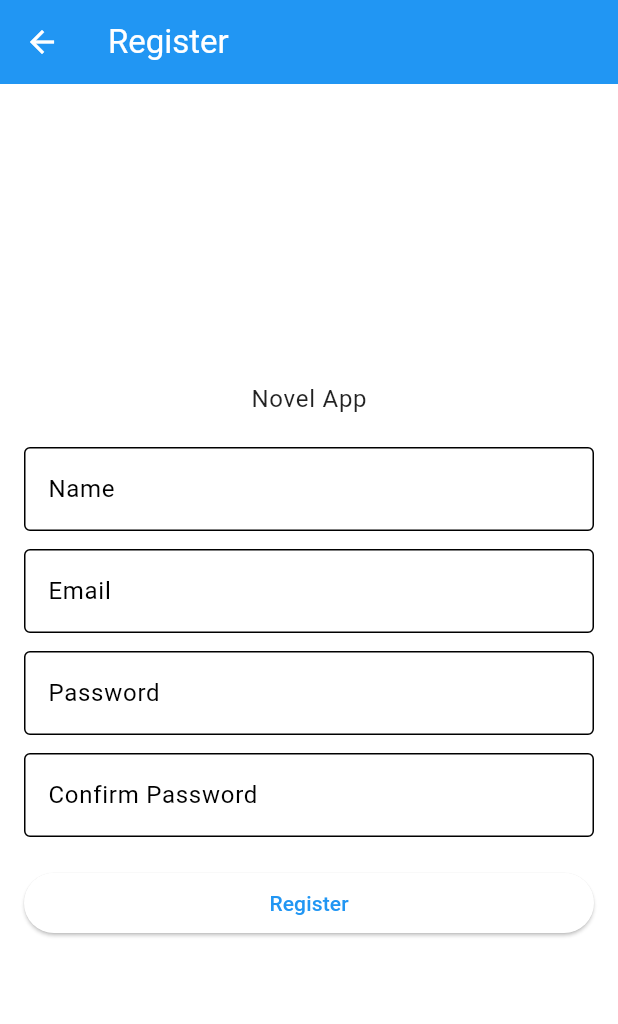
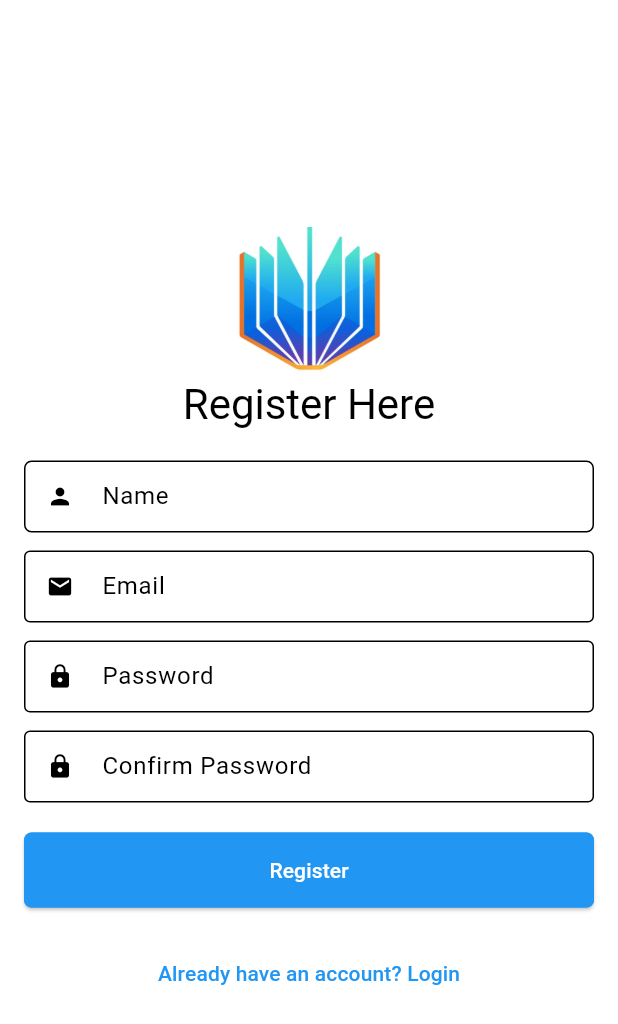
Before and after one commit to Muhamad-Ridwan18/Novel-App-Mobile, a Flutter app: the screen it shows after launch, after a tap on an icon or button, on a phone screen of 412 x 824 dp. Shown: the top 1024 px of the screen. Run offline on Flutter 3.47's test engine with Material 3 defaults, Android fonts, the phone set to English and light mode, and no system bars; our stand-ins replace shared_preferences; network calls fail.

Commit message:
style: Login & Register Page

```diff
--- a/lib/screens/login_screen.dart
+++ b/lib/screens/login_screen.dart
@@ -40,26 +40,66 @@ class _LoginScreenState extends State<LoginScreen> {
   @override
   Widget build(BuildContext context) {
     return Scaffold(
-      appBar: AppBar(
-        title: const Text('Login'),
-        foregroundColor: Colors.white,
-      ),
+
       body: Padding(
         padding: const EdgeInsets.all(16.0),
         child: Column(
+          mainAxisAlignment: MainAxisAlignment.center,
           children: [
+            CircleAvatar(
+              radius: 50,
+              // backgroundImage: const AssetImage('assets/logo.jpg'),
+              backgroundColor: Colors.transparent,
+              child: Image.asset(
+                  'assets/logo.jpg',
+                  height: 200,
+                  width: 200,
+                ),
+            ),
+            Text(
+              'Welcome Back!',
+              style: Theme.of(context).textTheme.headlineMedium,
+            ),
+            const SizedBox(height: 20),
             TextField(
               controller: _emailController,
-              decoration: const InputDecoration(labelText: 'Email'),
+              decoration: const InputDecoration(
+                labelText: 'Email',
+                border: OutlineInputBorder(),
+                prefixIcon: Icon(Icons.email),
+                isDense: true,
+              ),
             ),
+            const SizedBox(height: 20),
             TextField(
+              style: Theme.of(context).textTheme.bodyMedium,
               controller: _passwordController,
-              decoration: const InputDecoration(labelText: 'Password'),
+              decoration: const InputDecoration(
+                labelText: 'Password',
+                border: OutlineInputBorder(
+                  borderRadius: BorderRadius.all(Radius.circular(5)),
+                  borderSide: BorderSide(
+                    color: Colors.blue,
+                    width: 2,
+
+                  ),
+                ),
+                prefixIcon: Icon(Icons.lock),
+                isDense: true,
+              ),
               obscureText: true,
             ),
             const SizedBox(height: 20),
             ElevatedButton(
               onPressed: _login,
+              style: ElevatedButton.styleFrom(
+                minimumSize: const Size(double.infinity, 40),
+                backgroundColor: Colors.blue,
+                foregroundColor: Colors.white,
+                shape: RoundedRectangleBorder(
+                  borderRadius: BorderRadius.circular(5),
+                ),
+              ),
               child: const Text('Login'),
             ),
             const SizedBox(height: 20,),
--- a/lib/screens/register_screen.dart
+++ b/lib/screens/register_screen.dart
@@ -3,6 +3,7 @@
 import 'package:flutter/material.dart';
 import '../services/auth_service.dart';
 import '../screens/novel_list_screen.dart';
+import '../screens/login_screen.dart';
 
 class RegisterScreen extends StatefulWidget {
   const RegisterScreen({super.key});
@@ -42,31 +43,44 @@ class _RegisterScreenState extends State<RegisterScreen> {
   @override
   Widget build(BuildContext context) {
     return Scaffold(
-      appBar: AppBar(
-        title: const Text('Register'),
-        foregroundColor: Colors.white,
-      ),
-      body: Padding(
+      body: Column(
+        crossAxisAlignment: CrossAxisAlignment.stretch,
+        mainAxisAlignment: MainAxisAlignment.center,
+        children: [
+          SingleChildScrollView(
+            child: Padding(
               padding: const EdgeInsets.all(16.0),
               child: Column(
                 crossAxisAlignment: CrossAxisAlignment.stretch,
                 mainAxisAlignment: MainAxisAlignment.center,
                 children: [
-            // Logo atau Header
+                  CircleAvatar(
+                    radius: 50,
+                    backgroundColor: Colors.transparent,
+                    child: Image.asset(
+                        'assets/logo.jpg',
+                        height: 200,
+                        width: 200,
+                      ),
+                  ),
                   Center(
                     child: Text(
-                'Novel App',
-                style: Theme.of(context).textTheme.bodyLarge,
+                      'Register Here',
+                      style: Theme.of(context).textTheme.headlineMedium,
                     ),
                   ),
                   const SizedBox(height: 20),
-
                   // Input Fields
                   TextField(
                     controller: _nameController,
                     decoration: const InputDecoration(
                       labelText: 'Name',
-                border: OutlineInputBorder(),
+                      border: OutlineInputBorder(
+                        borderRadius: BorderRadius.all(Radius.circular(5)),
+                        borderSide: BorderSide(),
+                      ),
+                      isDense: true,
+                      prefixIcon: Icon(Icons.person),
                     ),
                   ),
                   const SizedBox(height: 12),
@@ -75,7 +89,10 @@ class _RegisterScreenState extends State<RegisterScreen> {
                     decoration: const InputDecoration(
                       labelText: 'Email',
                       border: OutlineInputBorder(),
+                      prefixIcon: Icon(Icons.email),
+                      isDense: true,
                     ),
+
                   ),
                   const SizedBox(height: 12),
                   TextField(
@@ -83,6 +100,8 @@ class _RegisterScreenState extends State<RegisterScreen> {
                     decoration: const InputDecoration(
                       labelText: 'Password',
                       border: OutlineInputBorder(),
+                      prefixIcon: Icon(Icons.lock),
+                      isDense: true,
                     ),
                     obscureText: true,
                   ),
@@ -92,19 +111,42 @@ class _RegisterScreenState extends State<RegisterScreen> {
                     decoration: const InputDecoration(
                       labelText: 'Confirm Password',
                       border: OutlineInputBorder(),
+                      prefixIcon: Icon(Icons.lock),
+                      isDense: true,
                     ),
                     obscureText: true,
                   ),
                   const SizedBox(height: 20),
-
-            // Register Button
                   ElevatedButton(
+                    style: ElevatedButton.styleFrom(
+                      minimumSize: const Size.fromHeight(50),
+                      shape: const RoundedRectangleBorder(
+                        side: BorderSide(color: Colors.blue),
+                        borderRadius: BorderRadius.all(Radius.circular(5)),
+                      ),
+                      padding: const EdgeInsets.symmetric(horizontal: 20),
+                      backgroundColor: Colors.blue,
+                      foregroundColor: Colors.white,
+                    ),
                     onPressed: _register,
                     child: const Text('Register'),
+                  ),
+                  const SizedBox(height: 20),
+                  TextButton(
+                    onPressed: () {
+                      Navigator.push(
+                        context,
+                        MaterialPageRoute(builder: (context) => const LoginScreen()),
+                      );
+                    },
+                    child: const Text('Already have an account? Login'),
                   ),
                 ],
               ),
             ),
+          ),
+        ],
+      ),
     );
   }
 }
--- a/pubspec.yaml
+++ b/pubspec.yaml
@@ -57,6 +57,7 @@ flutter:
   # To add assets to your application, add an assets section, like this:
   assets:
     - assets/cover-image.jpg
+    - assets/logo.jpg
   # An image asset can refer to one or more resolution-specific "variants", see
   # https://flutter.dev/assets-and-images/#resolution-aware
   # For details regarding adding assets from package dependencies, see
```
Also changed, not shown: assets/logo.jpg (added), 1 other file. Lines whose indentation alone changed are shown as unchanged.
